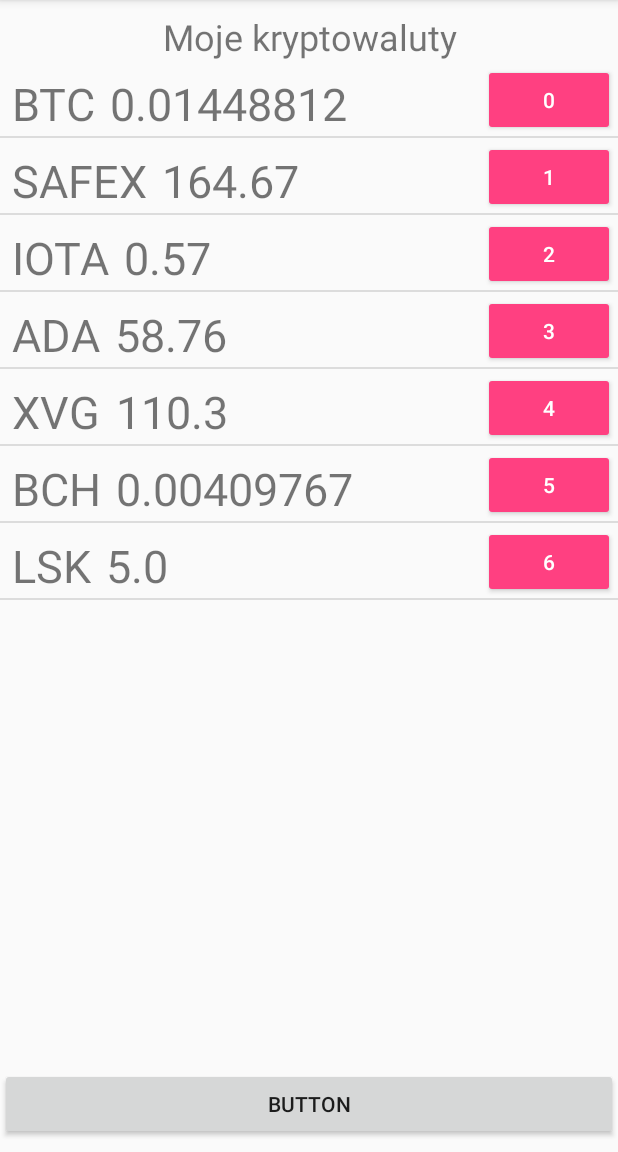
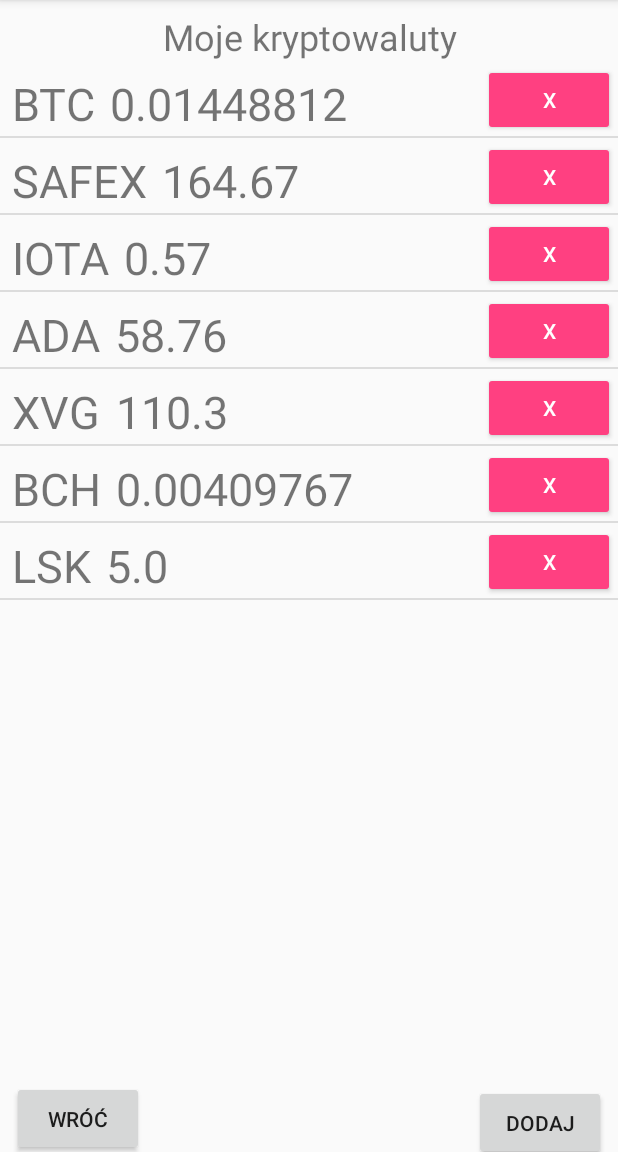
Before and after one commit to Harkor15/My_cryptocurrency, an Android app: the myCrypto screen opened directly, with no data from a screen before it, on a phone screen of 412 x 824 dp, the part 84-1236 px from its top. Run offline under Robolectric (Android 15) with nearby library versions, the phone set to English and light mode, and no system bars; our stand-ins replace Volley; network calls fail.

Commit message:
Main target finished + a few bugs fixed

```diff
--- /dev/null
+++ b/app/src/main/java/harkor/mycryptocurrency/MyCustomAdapter.java
@@ -0,0 +1,195 @@
+package harkor.mycryptocurrency;
+
+import android.app.AlertDialog;
+import android.content.Context;
+import android.content.DialogInterface;
+import android.content.Intent;
+import android.content.SharedPreferences;
+import android.util.Log;
+import android.view.LayoutInflater;
+import android.view.View;
+import android.view.ViewGroup;
+import android.widget.AbsListView;
+import android.widget.BaseAdapter;
+import android.widget.Button;
+import android.widget.ListAdapter;
+import android.widget.TextView;
+import android.widget.Toast;
+
+import org.json.JSONArray;
+import org.json.JSONException;
+import org.json.JSONObject;
+
+import java.util.LinkedList;
+
+/**
+ * Created by Harkor on 2018-01-26.
+ */
+
+public class MyCustomAdapter  extends BaseAdapter implements ListAdapter{
+
+    private Context context;
+    String jsonString;
+    private LinkedList<String>dateList=new LinkedList<>();
+    private LinkedList<Double>ePriceList=new LinkedList<>();
+    private LinkedList<Double>uPriceList=new LinkedList<>();
+    private LinkedList<Double>pPriceList=new LinkedList<>();
+    private LinkedList<Integer> idList =new LinkedList<>();
+    private LinkedList<String> nameList =new LinkedList<>();
+    private LinkedList<Double> amountList =new LinkedList<>();
+
+
+    public void loadData() throws JSONException {
+
+        SharedPreferences sharedPreferences;
+        sharedPreferences=context.getSharedPreferences("harkor.myCrypto",Context.MODE_PRIVATE);
+        jsonString=sharedPreferences.getString("jsonString","{\n" +
+                "       \"cryptoList\":[\n" +
+                "       {\"crypto\":\"BTC\",\"amount\":0.01448812,\"date\":\"23-12-2017\",\"ePrice\":15000.0,\"uPrice\":16000.0,\"pPrice\":60000.0},\n" +
+                "       {\"crypto\":\"SAFEX\",\"amount\":164.67,\"date\":\"23-12-2017\",\"ePrice\":15000.0,\"uPrice\":16000.0,\"pPrice\":60000.0},\n" +
+                "       {\"crypto\":\"IOTA\",\"amount\":0.57,\"date\":\"23-12-2017\",\"ePrice\":15000.0,\"uPrice\":16000.0,\"pPrice\":60000.0},\n" +
+                "       {\"crypto\":\"ADA\",\"amount\":58.76,\"date\":\"23-12-2017\",\"ePrice\":15000.0,\"uPrice\":16000.0,\"pPrice\":60000.0},\n" +
+                "       {\"crypto\":\"XVG\",\"amount\":110.3,\"date\":\"23-12-2017\",\"ePrice\":15000.0,\"uPrice\":16000.0,\"pPrice\":60000.0},\n" +
+                "       {\"crypto\":\"BCH\",\"amount\":0.00409767,\"date\":\"23-12-2017\",\"ePrice\":15000.0,\"uPrice\":16000.0,\"pPrice\":60000.0},\n" +
+                "       {\"crypto\":\"LSK\",\"amount\":5.0,\"date\":\"23-12-2017\",\"ePrice\":20.0,\"uPrice\":21.0,\"pPrice\":80.0}\n" +
+                "       ]\n" +
+                "}");
+        JSONObject jsonObject= new JSONObject(jsonString);
+        JSONArray jsonArray=jsonObject.getJSONArray("cryptoList");
+        for(int i=0;i<jsonArray.length();i++){
+            JSONObject cryptoObj = jsonArray.getJSONObject(i);
+            /////////////////////////////////////
+           // idList.add(i);
+            nameList.add(cryptoObj.optString("crypto"));
+            amountList.add(cryptoObj.optDouble("amount"));
+            dateList.add(cryptoObj.optString("date"));
+            ePriceList.add(cryptoObj.optDouble("ePrice"));
+            uPriceList.add(cryptoObj.optDouble("uPrice"));
+            pPriceList.add(cryptoObj.optDouble("pPrice"));
+            Log.d("wczytanie danych: ","TAK");
+            //////////////////////////////////////
+        }
+    }
+
+    public void exportData(){
+        SharedPreferences sharedPreferences;
+        sharedPreferences=context.getSharedPreferences("harkor.myCrypto", Context.MODE_PRIVATE);
+        String savedString="{\"cryptoList\":[";
+
+        for(int i=0; i<nameList.size();i++){
+            savedString+="{\"crypto\":\""+nameList.get(i)+
+                    "\",\"amount\":"+String.valueOf(amountList.get(i))+
+                    ",\"date\":\""+dateList.get(i)+
+                    "\",\"ePrice\":"+String.valueOf(ePriceList.get(i))+
+                    ",\"uPrice\":"+String.valueOf(uPriceList.get(i))+
+                    ",\"pPrice\":"+String.valueOf(pPriceList.get(i))+
+                    "}";
+            if(i!=nameList.size()-1){
+                savedString+=",";
+            }
+        }
+        savedString=savedString+"]}";
+        SharedPreferences.Editor editor;
+        editor=sharedPreferences.edit();
+        editor.putString("jsonString",savedString);
+        editor.commit();
+
+
+        System.exit(0);
+
+    }
+
+
+
+
+
+
+
+
+
+    //public MyCustomAdapter(LinkedList<Integer>idList,LinkedList<String>nameList,LinkedList<Double>amountList,Context context){
+    public MyCustomAdapter(LinkedList<Integer>idList,Context context) throws JSONException {
+                this.idList=idList;
+
+        //this.nameList=nameList;
+        //this.amountList=amountList;
+        this.context=context;
+        loadData();
+        Log.d("Inicjacja: ","TAK");
+
+
+    }
+
+    @Override
+    public int getCount() {
+        return nameList.size();
+    }
+
+    @Override
+    public String getItem(int position) {
+        return nameList.get(position);
+    }
+
+    @Override
+    public long getItemId(int position) {
+        return 0;
+    }
+
+    @Override
+    public View getView(final int position, final View convertView, ViewGroup parent) {
+        View view=convertView;
+        if(view==null){
+            LayoutInflater inflater = (LayoutInflater) context.getSystemService(Context.LAYOUT_INFLATER_SERVICE);
+            view = inflater.inflate(R.layout.my_crypto_element, null);
+        }
+
+        TextView tag=(TextView) view.findViewById(R.id.currencyTAG);
+        TextView amount=(TextView) view.findViewById(R.id.currencyAmount);
+        final Button delButton=(Button) view.findViewById(R.id.buttonDelete);
+        tag.setText(nameList.get(position));
+        amount.setText(String.valueOf(amountList.get(position)));
+
+        //Wczytywanie zasobów tu bedzie!!!
+
+
+
+        delButton.setOnClickListener(new View.OnClickListener(){
+            public void onClick(View v){
+
+                AlertDialog.Builder builder=new AlertDialog.Builder(context);
+                builder.setTitle(R.string.sureDel);
+                builder.setPositiveButton(R.string.yes, new DialogInterface.OnClickListener() {
+                    @Override
+                    public void onClick(DialogInterface dialog, int which) {
+                        //String txt=position+"X";
+                        //delButton.setText(txt);
+                        idList.remove(position);
+                        nameList.remove(position);
+                        amountList.remove(position);
+                        dateList.remove(position);
+                        ePriceList.remove(position);
+                        uPriceList.remove(position);
+                        pPriceList.remove(position);
+                        exportData();
+
+
+                    }
+                });
+                builder.setNegativeButton(R.string.no,null);
+                builder.create();
+                builder.show();
+
+
+
+
+
+            }
+        });
+
+
+        return view;
+    }
+
+
+
+}
--- a/app/src/main/java/harkor/mycryptocurrency/myCrypto.java
+++ b/app/src/main/java/harkor/mycryptocurrency/myCrypto.java
@@ -1,54 +1,139 @@
 package harkor.mycryptocurrency;
 
 import android.content.Context;
+import android.content.DialogInterface;
 import android.content.SharedPreferences;
+import android.support.v7.app.AlertDialog;
 import android.support.v7.app.AppCompatActivity;
 import android.os.Bundle;
+import android.text.Editable;
 import android.util.Log;
 import android.view.View;
-import android.widget.AdapterView;
-import android.widget.LinearLayout;
+import android.widget.Button;
+import android.widget.EditText;
 import android.widget.ListView;
-import android.widget.SimpleAdapter;
+import android.widget.TextView;
 import android.widget.Toast;
+
+import com.android.volley.Request;
+import com.android.volley.RequestQueue;
+import com.android.volley.Response;
+import com.android.volley.VolleyError;
+import com.android.volley.toolbox.StringRequest;
+import com.android.volley.toolbox.Volley;
 
 import org.json.JSONArray;
 import org.json.JSONException;
 import org.json.JSONObject;
 
-import java.util.ArrayList;
+import java.text.SimpleDateFormat;
 import java.util.Date;
-import java.util.HashMap;
-import java.util.Iterator;
 import java.util.LinkedList;
-import java.util.List;
-import java.util.Map;
+
 
 public class myCrypto extends AppCompatActivity {
     String jsonString;
-    LinkedList<Integer>idList=new LinkedList<>();
-    LinkedList<String>nameList=new LinkedList<>();
-    LinkedList<Double>amountList=new LinkedList<>();
-    LinkedList<String>dateList=new LinkedList<>();
-    LinkedList<Double>ePriceList=new LinkedList<>();
-    LinkedList<Double>uPriceList=new LinkedList<>();
-    LinkedList<Double>pPriceList=new LinkedList<>();
+    Context context;
+    LinkedList<Integer> idList = new LinkedList<>();
+    LinkedList<String> nameList = new LinkedList<>();
+    LinkedList<Double> amountList = new LinkedList<>();
+    LinkedList<String> dateList = new LinkedList<>();
+    LinkedList<Double> ePriceList = new LinkedList<>();
+    LinkedList<Double> uPriceList = new LinkedList<>();
+    LinkedList<Double> pPriceList = new LinkedList<>();
 
-   /* public void btn(View v){
+    public void addNewCrypto(final String tag,final double amount) {
+        //wyslij zapytanie do serwera
+        String url = "https://min-api.cryptocompare.com/data/pricemulti?fsyms=" + tag + "&tsyms=EUR,USD,PLN";
+        Log.d("url",url);
+        final RequestQueue queue = Volley.newRequestQueue(this);
+        StringRequest stringRequest = new StringRequest(Request.Method.POST, url,
+                new Response.Listener<String>() {
+                    @Override
+                    public void onResponse(String response) {
+                        JSONObject jsonObject;
+                        Log.d("Mamy objekt!","TRUE!");
 
-        idList.remove(1);
-        nameList.remove(1);
-        amountList.remove(1);
+                        try {
+                            jsonObject = new JSONObject(response);
+                            Log.d("WCZYTANO NOWE KRYPTO: ",""+jsonObject.length()); //7 to błąd 1-to dobrze
+                            Log.d("WCZYTANO NOWE KRYPTO: ",response);
+                            if(jsonObject.length()==1){
+                                //Jest ok dodajemy
+                                JSONObject jsonObj=jsonObject.getJSONObject(tag);
+                                double eur =jsonObj.getDouble("EUR");
+                                double usd =jsonObj.getDouble("USD");
+                                double pln =jsonObj.getDouble("PLN");
+                                addNewFinally(tag,amount,eur,usd,pln);
+                            }else{
+                                //Jest źle
+                                Toast.makeText(myCrypto.this,R.string.checkTag,Toast.LENGTH_SHORT).show();
+                            }
+                            //Biore się za rozkodowanie JSONA i wpisanie go do shared ale to jutro bo dzisiaj już do spania... ^_^
 
-       // private OnClickListener onItemDeleteClickListener = new OnClickListener() {
-           // public void onClick(View v) {
-                //int position = (Integer) v.getTag();
-                //showToast(„Delete: ” + (position+1) + ” pozycja”);
-        //Toast.makeText(getApplicationContext(),"SIZE: "+idList.size()+"Pozycja: "+position,Toast.LENGTH_SHORT).show();
 
-    }*/
+                        } catch (JSONException e) {
+                            e.printStackTrace();
+                            Log.d("WCZYTANO NOWE KRYPTO: ","NIE!");
+                            Toast.makeText(myCrypto.this,R.string.errorJSON,Toast.LENGTH_SHORT).show();
+                        }
+                    }
+                }, new Response.ErrorListener() {
+            @Override
+            public void onErrorResponse(VolleyError error) {
+                error.printStackTrace();
+                queue.stop();
+                Log.d("WCZYTANO NOWE KRYPTO: ","ERROR!");
+                /// brak internetu
+                Toast.makeText(myCrypto.this,R.string.checkConn,Toast.LENGTH_SHORT).show();
+
+            }
+        });
+        Log.d("do boju"," wymaszerować");
+        queue.add(stringRequest);
+        //queue.stop();
+
+        //odśwież stronkę... ;) i jak ogarniesz jak odświerzać to dodaj też do usuwania.. ;)
+    }
+
+
+
+
+
+    public void addNewFinally(String tag,Double amount,Double eP,Double uP,Double pP){
+        //Toast.makeText(myCrypto.this,tag+": "+amount+" "+eP+" €, "+uP+"$, "+pP+" zł",Toast.LENGTH_SHORT).show();
+
+        SharedPreferences sharedPref;
+        sharedPref=getSharedPreferences("harkor.myCrypto",Context.MODE_PRIVATE);
+        String myShared=sharedPref.getString("jsonString","{\"cryptoList\":[]}");//   {"cryptoList":[]}  //To pusty string
+        String newCrypto="";
+        if(!myShared.equals("{\"cryptoList\":[]}")){
+            newCrypto=",";
+        }
+        Log.d("SHARE",myShared);
+        //Log.d("SHARE.length()",""+myShared.length());
+        myShared=myShared.substring(0,myShared.length()-2); //]}   wywalam potem dodam.
+        Log.d("SHARE",myShared);
+        Date now = new Date();
+        SimpleDateFormat sdf = new SimpleDateFormat("HH:mm dd-MM-yyyy");
+        String formattedTime = sdf.format(now);
+        //,{"crypto":"SAFEX","amount":164.67,"date":"23-12-2017","ePrice":15000.0,"uPrice":16000.0,"pPrice":60000.0} WZÓR
+
+        newCrypto+="{\"crypto\":\""+tag+"\",\"amount\":"+amount+",\"date\":\""+formattedTime+"\",\"ePrice\":"+eP+",\"uPrice\":"+uP+",\"pPrice\":"+pP+"}]}";
+        myShared=myShared+newCrypto;
+
+        SharedPreferences.Editor editor;
+        editor=sharedPref.edit();
+        editor.putString("jsonString",myShared);
+        editor.commit();
+        System.exit(0);//EXITTT!@!!!@!@!@!@!@!@!@!@!@!@
+
+
+
+    }
 
    public void shared() throws JSONException {  //GET DATA FROM SHARED PREFERENCES
+       /*
        SharedPreferences sharedPreferences;
        sharedPreferences=getSharedPreferences("harkor.myCrypto", Context.MODE_PRIVATE);
        jsonString=sharedPreferences.getString("jsonString","{\n" +
@@ -74,9 +159,8 @@ public class myCrypto extends AppCompatActivity {
        {"crypto":"LSK","amount":5.0,"date":"23-12-2017","ePrice":20.0,"uPrice":21.0,"pPrice":80.0}
        ]
 }
-       */
+       /*
        //Pobranie shared pref Stringu z JSON'em
-       //String json_str = "{\"query\":\"Pizza\",\"locations\":[94043,90210]}";
        JSONObject jsonObject= new JSONObject(jsonString);
        JSONArray jsonArray=jsonObject.getJSONArray("cryptoList");
         for(int i=0;i<jsonArray.length();i++){
@@ -91,11 +175,17 @@ public class myCrypto extends AppCompatActivity {
             pPriceList.add(cryptoObj.optDouble("pPrice"));
             //////////////////////////////////////
         }
+        */
+       //TUTAJ BĘDIZE NOWE SHARED Z LICZBĄ!
+       SharedPreferences sharedPreferences;
+       sharedPreferences=getSharedPreferences("harkor.myCrypto", Context.MODE_PRIVATE);
+       int count=sharedPreferences.getInt("count",7); //ZMIENIĆ NA 0!!!
+       for (int i=0;i<count;i++){
+        idList.add(i);
+       }
 
 
 
-      // String poka=cur+": "+String.valueOf(amm);
-       //Toast.makeText(getApplicationContext(),poka,Toast.LENGTH_SHORT).show();
 
    }
 
@@ -121,12 +211,11 @@ public class myCrypto extends AppCompatActivity {
        editor=sharedPreferences.edit();
        editor.putString("jsonString",savedString);
        editor.commit();
-       Log.d("JSON: ",jsonString);
+       //Log.d("JSON: ",jsonString);
    }
 
     public void buttonAct(View v){
-        sharedOff();
-        //System.exit(0);
+        System.exit(0);
     }
 
 
@@ -135,49 +224,55 @@ public class myCrypto extends AppCompatActivity {
     protected void onCreate(Bundle savedInstanceState) {
         super.onCreate(savedInstanceState);
         setContentView(R.layout.activity_my_crypto);
-        ListView resultListView= (ListView) findViewById(R.id.listCrypto);
-        // LISTY
-        /*
-        List<String> cryptoCurrency=new LinkedList<>();
-        List<Double> cryptoCurrency=new LinkedList<>();
-        cryptoCurrency.add("Andrzej");
-        cryptoCurrency.add("Kazek");
-        cryptoCurrency.add("Stefan");
-        */
-
-/*
-        HashMap<String, String> nameAddresses=new HashMap<>();
-        nameAddresses.put("BTC: ","0.001748");
-        nameAddresses.put("LSK: ","5.001748");
-        nameAddresses.put("ADA: ","58.001748");
-        nameAddresses.put("AsA: ","58.001748");
-        nameAddresses.put("AdA: ","58.001748");
-        nameAddresses.put("AfA: ","58.001748");
-        nameAddresses.put("AgA: ","58.001748");
-        nameAddresses.put("AhA: ","58.001748");
-        nameAddresses.put("AjA: ","58.001748");
-        nameAddresses.put("AkA: ","58.001748");
-        nameAddresses.put("AlA: ","58.001748");
-        nameAddresses.put("AtA: ","58.001748");
-        nameAddresses.put("ArA: ","58.001748");
-        nameAddresses.put("AeA: ","58.001748");
-        nameAddresses.put("AwA: ","58.001748");
-
-        List<HashMap<String,String>> listItems=new ArrayList<>();
-        SimpleAdapter adapter = new SimpleAdapter(this,listItems, R.layout.my_crypto_element,
-                new String[]{"First Line", "Second Line"},
-                new int []{R.id.currencyTAG, R.id.currencyAmount});
-        Iterator it =nameAddresses.entrySet().iterator();
-        while (it.hasNext()){
-            HashMap<String,String>resultMap=new HashMap<>();
-            Map.Entry pair = (Map.Entry)it.next();
-            resultMap.put("First Line", pair.getKey().toString());
-            resultMap.put("Second Line", pair.getValue().toString());
-            listItems.add(resultMap);
-        }
+        Button addGen=(Button)findViewById(R.id.addGeneral);
+        addGen.setOnClickListener(new View.OnClickListener() {
+            @Override
+            public void onClick(View v) {
+                final Context con=getApplicationContext();
+                AlertDialog.Builder builder = new AlertDialog.Builder(myCrypto.this);
+                View dialView=getLayoutInflater().inflate(R.layout.add_dialog,null);
+                final EditText addName=(EditText) dialView.findViewById(R.id.etName);
+                final EditText addAmount=(EditText) dialView.findViewById(R.id.etAmount);
+                addName.setText("BTC");
+                addAmount.setText(R.string.amount);
+                builder.setPositiveButton(R.string.addNew, new DialogInterface.OnClickListener() {
+                    @Override
+                    public void onClick(DialogInterface dialog, int which) {
+                        Editable crypTag=addName.getText();
+                        Editable crypAmo=addAmount.getText();
+                        String crypStr=crypTag.toString();
+                        crypStr=crypStr.toUpperCase();
+                        // Tu robie... Trzeba kontrole błędów po wprowadzeniu tekstu zamiast ilości krypto... Pozdro ide spać...
+                        try {
+                            double crypDou=Double.parseDouble(crypAmo.toString());
+                            addNewCrypto(crypStr,crypDou);
+                        }catch(NumberFormatException e){
+                            Toast.makeText(myCrypto.this,R.string.errorDouble,Toast.LENGTH_SHORT).show();
+                        }
 
 
-*/
+
+
+
+
+
+                        //Toast.makeText(myCrypto.this,crypStr+": "+crypDou,Toast.LENGTH_SHORT).show();
+                    }
+                });
+                builder.setNegativeButton(R.string.cancel,null);
+                builder.setView(dialView);
+                AlertDialog dialog = builder.create();
+                dialog.show();
+
+
+
+            }
+        });
+
+
+
+
+
 
         try {
             shared();
@@ -186,54 +281,18 @@ public class myCrypto extends AppCompatActivity {
         }
 
 
-        //////////////////////////////////////
-        /*
-        idList.add(0);
-        nameList.add("BTC");
-        amountList.add(0.01748);
-        dateList.add("17-12-2017");
-        ePriceList.add(1000.0);
-        uPriceList.add(1000.0);
-        pPriceList.add(1000.0);
+        //MyCustomAdapter adapter  = new MyCustomAdapter(idList,nameList,amountList,this);
+        MyCustomAdapter adapter  = null;
+        try {
+            adapter = new MyCustomAdapter(idList,this);
+        } catch (JSONException e) {
+            e.printStackTrace();
+        }
+        ListView lView = (ListView)findViewById(R.id.listCrypto);
+        lView.setAdapter(adapter);
+        //List<HashMap<String,String>> listItems=new ArrayList<>();
+        //SimpleAdapter adapter = new SimpleAdapter(this,listItems, R.layout.my_crypto_element,
+         //       new String[]{"Crypto", "Amount","Delete"},
 
-        idList.add(1);
-        nameList.add("LSK");
-        amountList.add(5.0001568);
-        dateList.add("17-12-2017");
-        ePriceList.add(10.0);
-        uPriceList.add(10.0);
-        pPriceList.add(10.0);
-        */
-        ///////////////////////////////////////
-
-
-        List<HashMap<String,String>> listItems=new ArrayList<>();
-        SimpleAdapter adapter = new SimpleAdapter(this,listItems, R.layout.my_crypto_element,
-                new String[]{"Crypto", "Amount","Delete"},
-                new int []{R.id.currencyTAG, R.id.currencyAmount,R.id.buttonDelete});
-
-
-        for(int i=0;i<idList.size();i++){
-            HashMap<String,String>resultMap=new HashMap<>();
-            resultMap.put("Crypto", nameList.get(i));
-            resultMap.put("Amount",String.valueOf(amountList.get(i)));
-            resultMap.put("Delete",String.valueOf(idList.get(i)));
-            listItems.add(resultMap);
-        }
-        resultListView.setAdapter(adapter);
-
-
-
-        //Iterator it =nameAddresses.entrySet().iterator();
-        //while (it.hasNext()){
-           // Map.Entry pair = (Map.Entry)it.next();
-           // resultMap.put("Crypto","CVC");
-            //resultMap.put("Amount","0.55");
-            //resultMap.put("Delete","del");
-       // HashMap<String,String>resultMap=new HashMap<>();
-        //resultMap.put("Crypto","CVC");
-        //resultMap.put("Amount","0.55");
-        //listItems.add(resultMap);
-        //}
     }
 }
--- a/app/src/main/res/layout/activity_main.xml
+++ b/app/src/main/res/layout/activity_main.xml
@@ -62,11 +62,11 @@
         android:id="@+id/button3"
         android:layout_width="0dp"
         android:layout_height="wrap_content"
+        android:layout_marginTop="8dp"
         android:text="Button"
+        app:layout_constraintHorizontal_bias="0.0"
         app:layout_constraintLeft_toLeftOf="parent"
         app:layout_constraintRight_toRightOf="parent"
-        app:layout_constraintHorizontal_bias="0.0"
-        android:layout_marginTop="8dp"
         app:layout_constraintTop_toBottomOf="@+id/button2" />
 
     <Button
--- a/app/src/main/res/layout/activity_my_crypto.xml
+++ b/app/src/main/res/layout/activity_my_crypto.xml
@@ -19,22 +19,39 @@
         app:layout_constraintTop_toTopOf="parent" />
 
     <Button
-        android:id="@+id/button7"
-        android:layout_width="0dp"
-        android:layout_height="wrap_content"
-        android:layout_marginBottom="8dp"
+        android:id="@+id/addGeneral"
+        android:layout_width="wrap_content"
+        android:layout_height="50dp"
+        android:layout_marginBottom="0dp"
+        android:layout_marginEnd="8dp"
+        android:layout_marginRight="8dp"
+        android:text="@string/addNew"
+        app:layout_constraintBottom_toBottomOf="parent"
+        app:layout_constraintRight_toRightOf="parent"
+        app:layout_constraintTop_toTopOf="@+id/backGeneral"
+        android:layout_marginTop="8dp" />
+
+    <Button
+        android:id="@+id/backGeneral"
+        android:layout_width="wrap_content"
+        android:layout_height="50dp"
+        android:layout_marginBottom="0dp"
+        android:layout_marginEnd="8dp"
+        android:layout_marginLeft="8dp"
+        android:layout_marginStart="8dp"
         android:onClick="buttonAct"
-        android:text="Button"
+        android:text="@string/back"
         app:layout_constraintBottom_toBottomOf="parent"
         app:layout_constraintLeft_toLeftOf="parent"
-        app:layout_constraintRight_toRightOf="parent" />
+        android:layout_marginTop="8dp"
+        app:layout_constraintTop_toBottomOf="@+id/listCrypto" />
 
     <ListView
         android:id="@+id/listCrypto"
         android:layout_width="0dp"
         android:layout_height="0dp"
         android:layout_marginBottom="8dp"
-        app:layout_constraintBottom_toTopOf="@+id/button7"
+        app:layout_constraintBottom_toTopOf="@+id/addGeneral"
         app:layout_constraintHorizontal_bias="1.0"
         app:layout_constraintLeft_toLeftOf="parent"
         app:layout_constraintRight_toRightOf="parent"
--- a/app/src/main/res/layout/my_crypto_element.xml
+++ b/app/src/main/res/layout/my_crypto_element.xml
@@ -37,7 +37,7 @@
         android:layout_height="wrap_content"
         android:layout_marginRight="2dp"
         android:layout_marginTop="2dp"
-        android:onClick="btn"
+        android:elevation="0dp"
         android:text="X"
         app:layout_constraintRight_toRightOf="parent"
         app:layout_constraintTop_toTopOf="parent" />
--- a/app/src/main/res/values/strings.xml
+++ b/app/src/main/res/values/strings.xml
@@ -8,4 +8,17 @@
     <string name="pickCurr">Wybierz walutę</string>
     <string name="backAndSave">Zapisz i wróć</string>
     <string name="myCrypto">Moje kryptowaluty</string>
+    <string name="sureDel">Czy napewno usunąć?</string>
+    <string name="yes">tak</string>
+    <string name="no">nie</string>
+    <string name="addNew">Dodaj</string>
+    <string name="cancel">Anuluj</string>
+    <string name="ok">OK</string>
+    <string name="addCryptoTitle">Dodaj nową kryptowalutę</string>
+    <string name="amount">Ilość</string>
+    <string name="errorDouble">Podaj poprawną liczbę!</string>
+    <string name="checkTag">Sprawdź nazwę kryptowaluty!</string>
+    <string name="checkConn">Sprawdź połączenie internetowe!</string>
+    <string name="errorJSON">Coś posżło nie tak z JSON\'em!</string>
+    <string name="noData">Dodaj swoje kryptowaluty</string>
 </resources>
```
Also changed, not shown: app/src/main/java/harkor/mycryptocurrency/MainActivity.java (+21 -10 lines), app/src/main/res/layout/add_dialog.xml (added, +30 -0 lines), app/src/main/ic_launcher-web.png (added), app/src/main/res/mipmap-hdpi/ic_launcher.png, app/src/main/res/mipmap-mdpi/ic_launcher.png, app/src/main/res/mipmap-xhdpi/ic_launcher.png, app/src/main/res/mipmap-xxhdpi/ic_launcher.png, app/src/main/res/mipmap-xxxhdpi/ic_launcher.png.
